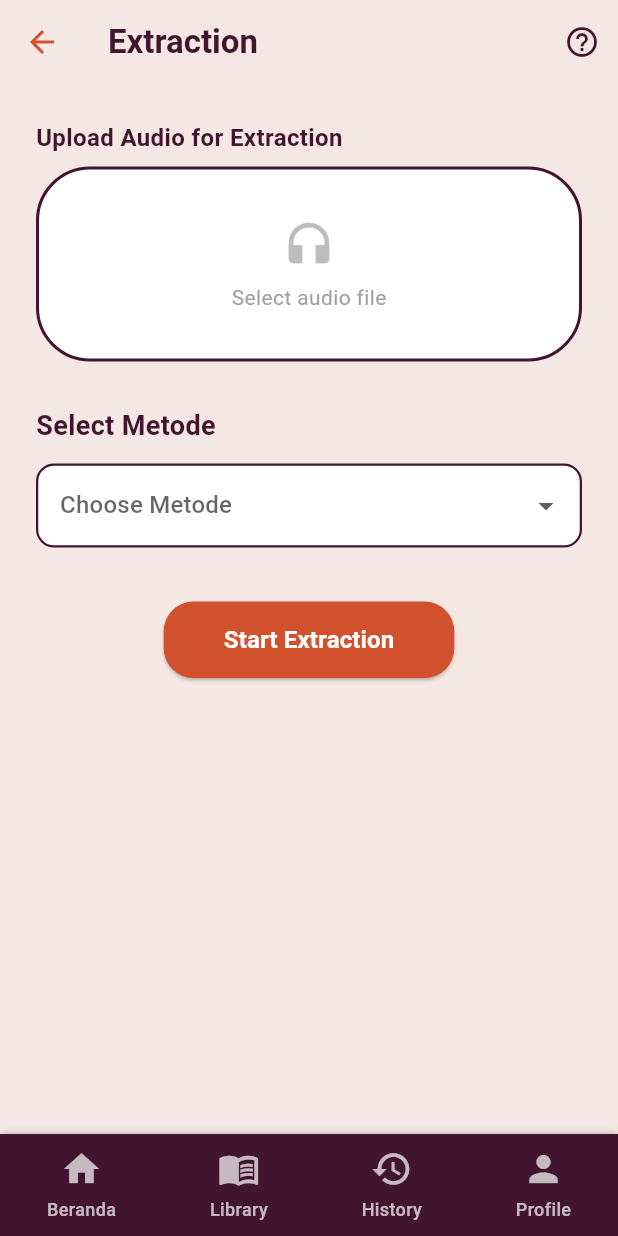
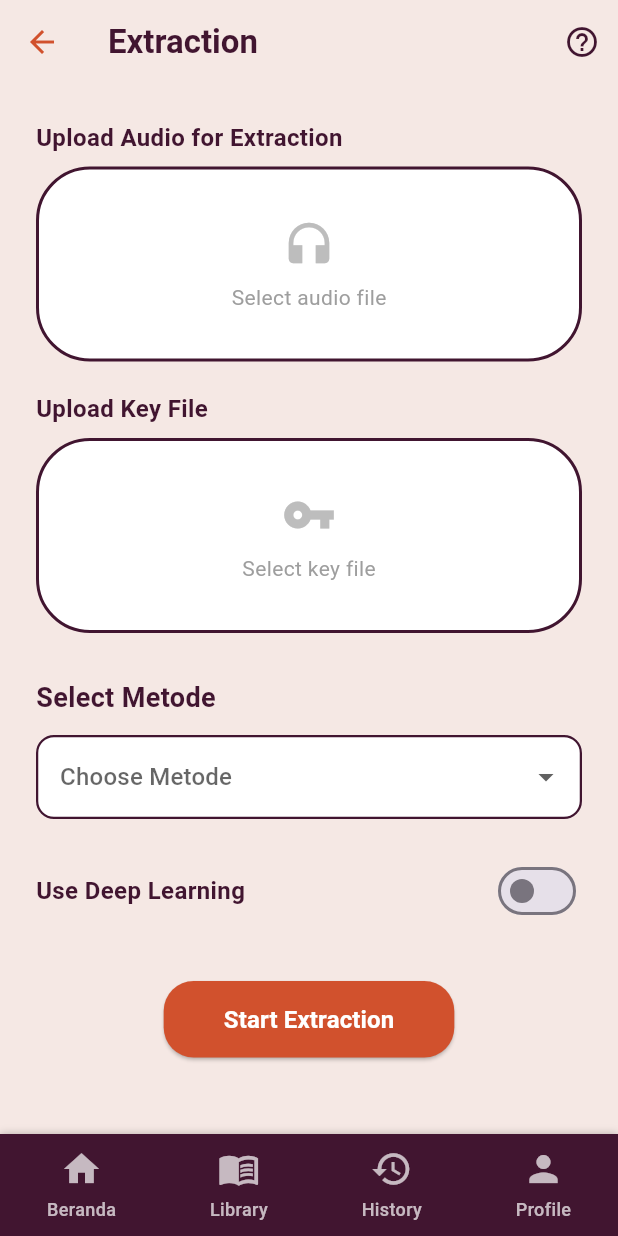
Before and after one commit to iNurSaid/Mob-App, a Flutter app: the ExtractionScreen screen opened by its route, on a phone screen of 412 x 824 dp. Run offline on Flutter 3.47's test engine with Material 3 defaults, Android fonts, the phone set to English and light mode, and no system bars; our stand-ins replace just_audio, shared_preferences; accounts and stored records are empty; Roboto replaces fonts that are missing (Poppins).

Commit message:
update nambahin DL

```diff
--- a/lib/extraction_screen.dart
+++ b/lib/extraction_screen.dart
@@ -11,11 +11,16 @@ class ExtractionScreen extends StatefulWidget {
 
 class _ExtractionScreenState extends State<ExtractionScreen> {
   String? selectedWatermark;
+  bool useDeepLearning = false;
 
   final watermarkOptions = ['Metode 1', 'Metode 2', 'Metode 3', 'Metode 4'];
 
   void onUploadAudio() {
     debugPrint('Audio uploaded for extraction');
+  }
+
+  void onUploadKey() {
+    debugPrint('Key file uploaded');
   }
 
   Future<void> showLoadingThenNavigate({
@@ -32,8 +37,7 @@ class _ExtractionScreenState extends State<ExtractionScreen> {
     );
 
     await Future.delayed(const Duration(seconds: 2));
-
-    Navigator.pop(context); // close loading
+    Navigator.pop(context);
     Navigator.push(context, MaterialPageRoute(builder: (_) => nextPage));
   }
 
@@ -46,7 +50,7 @@ class _ExtractionScreenState extends State<ExtractionScreen> {
       showLoadingThenNavigate(
         context: context,
         nextPage: ExtractionResultScreen(
-          imagePath: 'assets/Watermark_3.png',
+          imagePath: 'assets/C2.png',
           watermark: selectedWatermark!,
           subband: 2,
           bit: 16,
@@ -82,9 +86,9 @@ class _ExtractionScreenState extends State<ExtractionScreen> {
                     (_) => AlertDialog(
                       title: const Text("Penjelasan Ekstraksi"),
                       content: const Text(
-                        "🔸 Ekstraksi adalah proses mengambil kembali watermark dari audio yang telah ditanam sebelumnya.\n"
-                        "🔸 Audio yang digunakan harus berasal dari proses embedding.\n"
-                        "🔸 Pilih watermark yang sesuai agar hasil ekstraksi akurat.",
+                        "🔸 Untuk proses ekstraksi, pengguna cukup memberikan file audio yang telah ter-watermark beserta kunci parameter.\n\n"
+                        "🔸 Sistem akan memprosesnya dan mengembalikan hasil berupa citra watermark serta nilai performa sistem seperti akurasi atau kesalahan ekstraksi.",
+                        style: TextStyle(fontSize: 14),
                       ),
                       actions: [
                         TextButton(
@@ -112,32 +116,25 @@ class _ExtractionScreenState extends State<ExtractionScreen> {
               ),
             ),
             const SizedBox(height: 8),
-            GestureDetector(
+            _buildUploadBox(
+              icon: Icons.headphones,
+              label: 'Select audio file',
               onTap: onUploadAudio,
-              child: Container(
-                width: double.infinity,
-                height: 130,
-                decoration: BoxDecoration(
-                  color: Colors.white,
-                  borderRadius: BorderRadius.circular(36),
-                  border: Border.all(color: const Color(0xFF411530), width: 2),
-                ),
-                child: Column(
-                  mainAxisAlignment: MainAxisAlignment.center,
-                  children: [
-                    Icon(
-                      Icons.headphones,
-                      size: 36,
-                      color: Colors.grey.shade400,
-                    ),
-                    const SizedBox(height: 8),
-                    const Text(
-                      'Select audio file',
-                      style: TextStyle(color: Colors.grey),
-                    ),
-                  ],
-                ),
+            ),
+            const SizedBox(height: 20),
+            const Text(
+              "Upload Key File",
+              style: TextStyle(
+                fontWeight: FontWeight.bold,
+                fontSize: 16,
+                color: Color(0xFF411530),
               ),
+            ),
+            const SizedBox(height: 8),
+            _buildUploadBox(
+              icon: Icons.vpn_key,
+              label: 'Select key file',
+              onTap: onUploadKey,
             ),
             const SizedBox(height: 30),
             const Text(
@@ -153,14 +150,13 @@ class _ExtractionScreenState extends State<ExtractionScreen> {
               value: selectedWatermark,
               hint: const Text("Choose Metode"),
               items:
-                  watermarkOptions.map((item) {
-                    return DropdownMenuItem(value: item, child: Text(item));
-                  }).toList(),
-              onChanged: (value) {
-                setState(() {
-                  selectedWatermark = value;
-                });
-              },
+                  watermarkOptions
+                      .map(
+                        (item) =>
+                            DropdownMenuItem(value: item, child: Text(item)),
+                      )
+                      .toList(),
+              onChanged: (value) => setState(() => selectedWatermark = value),
               decoration: InputDecoration(
                 filled: true,
                 fillColor: Colors.white,
@@ -175,6 +171,25 @@ class _ExtractionScreenState extends State<ExtractionScreen> {
                   borderRadius: BorderRadius.circular(12),
                 ),
               ),
+            ),
+            const SizedBox(height: 24),
+            Row(
+              mainAxisAlignment: MainAxisAlignment.spaceBetween,
+              children: [
+                const Text(
+                  "Use Deep Learning",
+                  style: TextStyle(
+                    fontWeight: FontWeight.bold,
+                    fontSize: 16,
+                    color: Color(0xFF411530),
+                  ),
+                ),
+                Switch(
+                  value: useDeepLearning,
+                  activeColor: const Color(0xFFD1512D),
+                  onChanged: (val) => setState(() => useDeepLearning = val),
+                ),
+              ],
             ),
             const SizedBox(height: 36),
             Center(
@@ -206,4 +221,31 @@ class _ExtractionScreenState extends State<ExtractionScreen> {
       bottomNavigationBar: const BottomNavBar(currentRoute: '/extract'),
     );
   }
+
+  Widget _buildUploadBox({
+    required IconData icon,
+    required String label,
+    required VoidCallback onTap,
+  }) {
+    return GestureDetector(
+      onTap: onTap,
+      child: Container(
+        width: double.infinity,
+        height: 130,
+        decoration: BoxDecoration(
+          color: Colors.white,
+          borderRadius: BorderRadius.circular(36),
+          border: Border.all(color: const Color(0xFF411530), width: 2),
+        ),
+        child: Column(
+          mainAxisAlignment: MainAxisAlignment.center,
+          children: [
+            Icon(icon, size: 36, color: Colors.grey.shade400),
+            const SizedBox(height: 8),
+            Text(label, style: const TextStyle(color: Colors.grey)),
+          ],
+        ),
+      ),
+    );
+  }
 }
```
